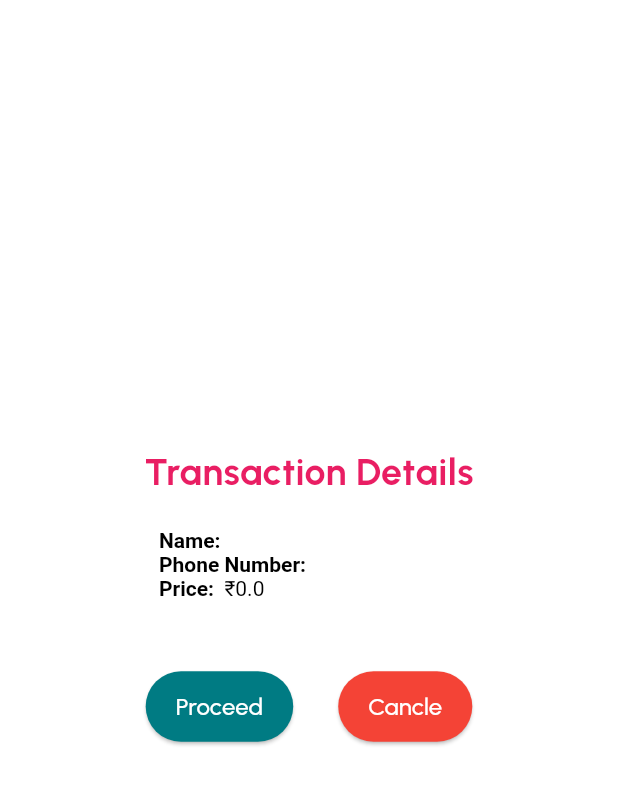
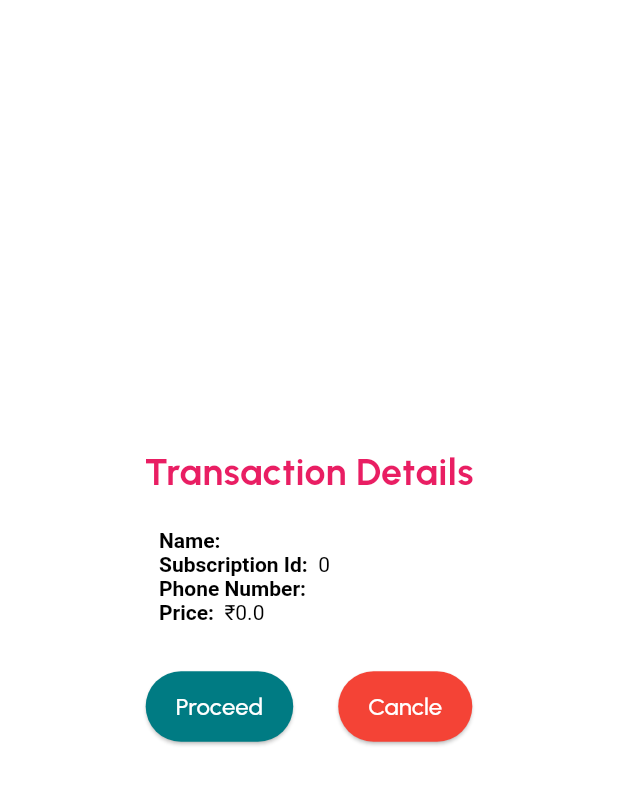
Before and after one commit to MDREZA110/maryam4, a Flutter app: the DisplayTransactionDetailsScreen screen opened directly with empty values, on a phone screen of 412 x 824 dp, the part 63-868 px from its top. Run offline on Flutter 3.47's test engine with Material 3 defaults, Android fonts, the phone set to English and light mode, and no system bars; our stand-ins replace flutter_html, flutter_riverpod, image_picker, pinput, shared_preferences and 1 more; missing offline and left inert: dart:ffi, flutter_pdfview, ftpconnect, page_flip; accounts and stored records are empty.

```diff
--- a/lib/services.dart/post_member_details.dart
+++ b/lib/services.dart/post_member_details.dart
@@ -53,13 +53,23 @@ Future<SubscriptionResponse?> fetchSubscriptionData(
       String extractedJson = rawData['d'];
       print('✅ (Json): $extractedJson');
 
+      Map<String, dynamic> finalJson = json.decode(extractedJson);
+      if (finalJson["status"] == "success" &&
+          finalJson["data"] != null &&
+          finalJson["data"].isNotEmpty) {
+        // int subscriptionId = finalJson["data"][0]["SubscriptionId"];
+        // print('✅ Subscription ID: ${finalJson["data"][0]["SubscriptionId"]}');
+      } else {
+        print('❌ No subscription data found.');
+      }
+
       // Decoding the inner JSON
       Map<String, dynamic> finalData = json.decode(extractedJson);
-      //print('✅ Data from API : $finalData');
+      print('✅ Subscription ID: ${finalData["data"][0]["SubscriptionId"]}');
       return SubscriptionResponse.fromJson(finalData);
     } else {
       print('Fauld to load data: ${response.statusCode}');
-      print(response.body);
+      // print(response.body);
       return null;
     }
   } catch (e) {
--- a/lib/widgets/suscribe/member_details.dart
+++ b/lib/widgets/suscribe/member_details.dart
@@ -626,11 +626,14 @@ class _MemberDetailsState extends State<MemberDetails> {
                                 name:
                                     _nameController.text.trim(), //"ankit Sir",
                                 whatsappNo: _whatsappController.text
+                                    .trim()
                                     .toString()
                                     .trim(), //"9565931965",
                                 mobileNo: _phoneController.text
+                                    .trim()
                                     .trim(), //"9565931965",
                                 emailId: _emailController.text
+                                    .trim()
                                     .trim(), //"K@gmail.com",
                                 issueId: widget.issueIdNo,
                                 postTypeId: widget.postTypeId,
@@ -661,6 +664,9 @@ class _MemberDetailsState extends State<MemberDetails> {
                                     MaterialPageRoute(
                                       builder: (context) {
                                         return DisplayTransactionDetailsScreen(
+                                          subscriptionId:
+                                              response.subbscriptionId,
+                                          // 35, // TODO: Pass the actual subscription ID
                                           subscriptionData: subscriptionData,
                                           name: _nameController.text.trim(),
                                           phoneNumber:
--- a/lib/widgets/suscribe/show_transaction_details.dart
+++ b/lib/widgets/suscribe/show_transaction_details.dart
@@ -11,9 +11,11 @@ class DisplayTransactionDetailsScreen extends StatelessWidget {
   final double price;
   final String name;
   final SubscriptionData subscriptionData;
+  final int subscriptionId;
 
   const DisplayTransactionDetailsScreen(
       {super.key,
+      required this.subscriptionId,
       required this.phoneNumber,
       required this.price,
       required this.name,
@@ -77,6 +79,21 @@ class DisplayTransactionDetailsScreen extends StatelessWidget {
                     text: TextSpan(
                       children: [
                         TextSpan(
+                          text: 'Subscription Id:  ',
+                          style: TextStyle(
+                              fontWeight: FontWeight.bold, color: Colors.black),
+                        ),
+                        TextSpan(
+                          text: subscriptionId.toString(),
+                          style: TextStyle(color: Colors.black),
+                        ),
+                      ],
+                    ),
+                  ),
+                  RichText(
+                    text: TextSpan(
+                      children: [
+                        TextSpan(
                           text: 'Phone Number:  ',
                           style: TextStyle(
                               fontWeight: FontWeight.bold, color: Colors.black),
@@ -126,8 +143,9 @@ class DisplayTransactionDetailsScreen extends StatelessWidget {
                       Navigator.of(context).push(
                         MaterialPageRoute(
                           builder: (context) => PaymentScreen(
-                              //subscriptionData: subscriptionData,
-                              ),
+                            subscriptionId: subscriptionId,
+                            //subscriptionData: subscriptionData,
+                          ),
                         ),
                       );
                     },
```
Also changed, not shown: lib/models/subscription_model.dart (+16 -29 lines), lib/widgets/suscribe/payment_sereen.dart (+19 -2 lines), 4 other files.
